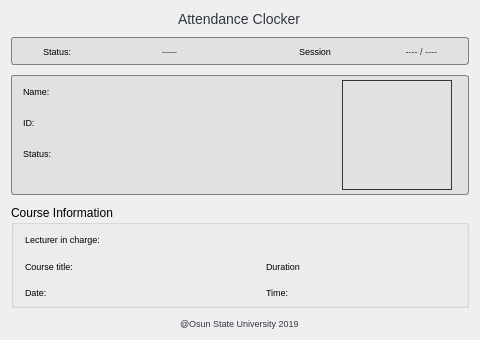
Old version of the form mainwindow.ui in the repository OyeyemiFagbohun/ConsoleTest.
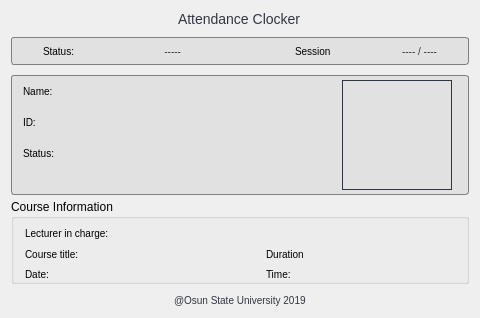
New version of the form.

```diff
--- a/mainwindow.ui
+++ b/mainwindow.ui
@@ -7,19 +7,19 @@
     <x>0</x>
     <y>0</y>
     <width>480</width>
-    <height>340</height>
+    <height>318</height>
    </rect>
   </property>
   <property name="minimumSize">
    <size>
     <width>480</width>
-    <height>340</height>
+    <height>310</height>
    </size>
   </property>
   <property name="maximumSize">
    <size>
     <width>480</width>
-    <height>340</height>
+    <height>318</height>
    </size>
   </property>
   <property name="windowTitle">
@@ -27,7 +27,7 @@
   </property>
   <property name="styleSheet">
    <string notr="true">QFrame#frame, QFrame#frame2{background: #E1E1E1; border: 1px solid grey; border-radius: 3px;}
-QLabel{color: #303641; font-size: 9px;}</string>
+QLabel{color: #303641; font-size: 10px;}</string>
   </property>
   <widget class="QWidget" name="centralWidget">
    <layout class="QVBoxLayout" name="verticalLayout">
```
